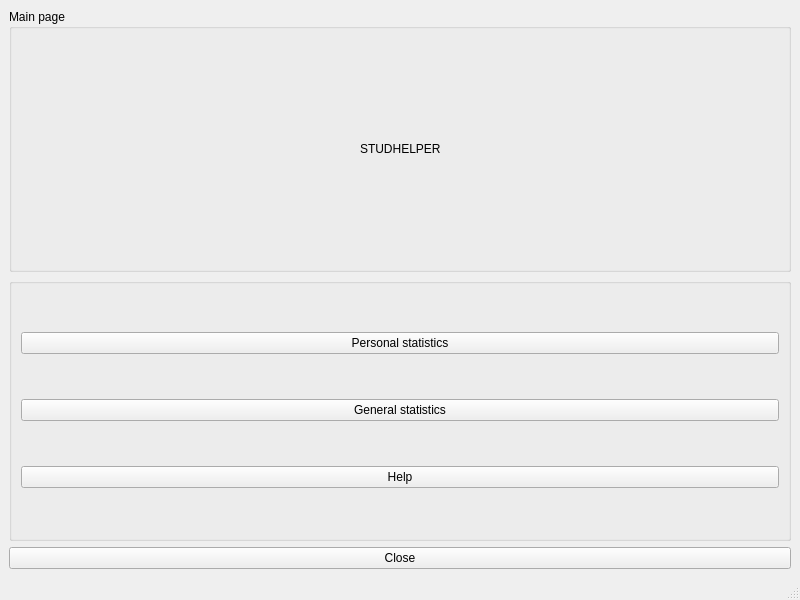
Old version of the form untitled52/mainwindow.ui in the repository 0schweps0/studhelper.
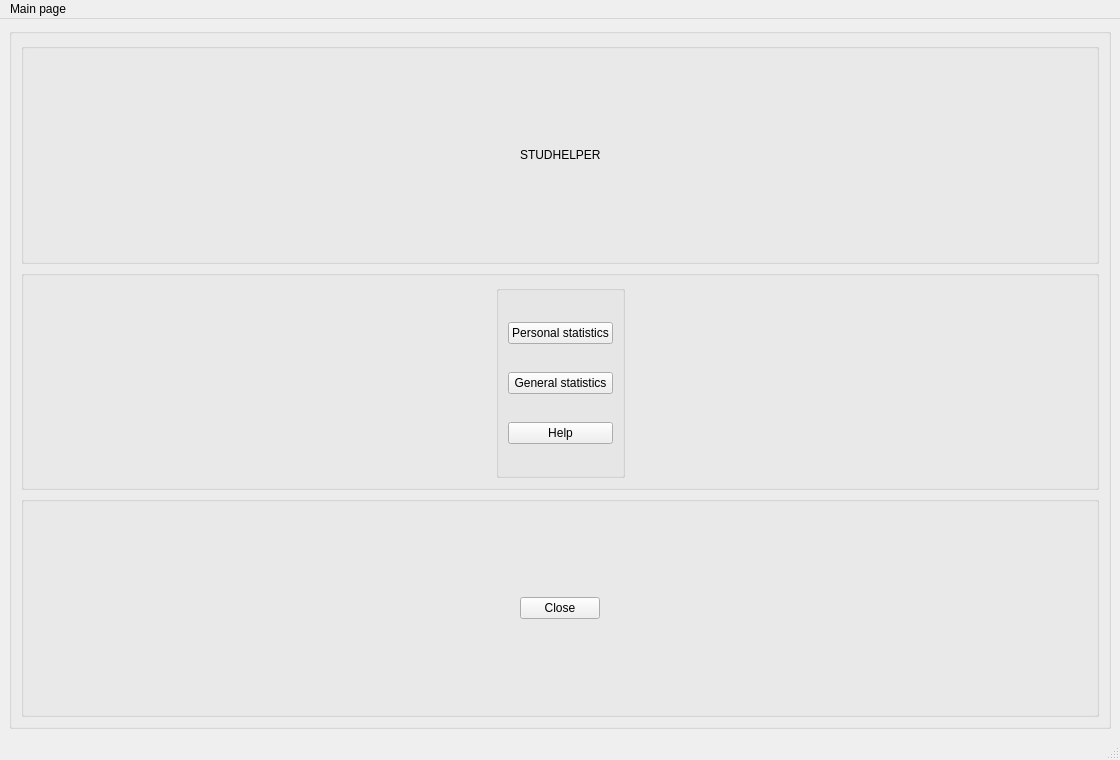
New version of the form.

Commit message: main page other///

```diff
--- a/untitled52/mainwindow.ui
+++ b/untitled52/mainwindow.ui
@@ -6,19 +6,25 @@
    <rect>
     <x>0</x>
     <y>0</y>
-    <width>800</width>
-    <height>600</height>
+    <width>1120</width>
+    <height>760</height>
    </rect>
   </property>
   <property name="windowTitle">
    <string>MainWindow</string>
   </property>
   <widget class="QWidget" name="centralwidget">
-   <layout class="QVBoxLayout" name="verticalLayout_3">
+   <layout class="QHBoxLayout" name="horizontalLayout_4">
+    <item>
+     <widget class="QGroupBox" name="groupBox_4">
+      <property name="title">
+       <string/>
+      </property>
+      <layout class="QVBoxLayout" name="verticalLayout">
     <item>
      <widget class="QGroupBox" name="groupBox_2">
       <property name="title">
-       <string>Мain page</string>
+          <string/>
       </property>
       <layout class="QHBoxLayout" name="horizontalLayout">
        <item>
@@ -62,6 +68,25 @@
       <property name="title">
        <string/>
       </property>
+         <layout class="QHBoxLayout" name="horizontalLayout_2">
+          <item>
+           <spacer name="horizontalSpacer_5">
+            <property name="orientation">
+             <enum>Qt::Orientation::Horizontal</enum>
+            </property>
+            <property name="sizeHint" stdset="0">
+             <size>
+              <width>456</width>
+              <height>20</height>
+             </size>
+            </property>
+           </spacer>
+          </item>
+          <item>
+           <widget class="QGroupBox" name="groupBox_5">
+            <property name="title">
+             <string/>
+            </property>
       <layout class="QVBoxLayout" name="verticalLayout_2">
        <item>
         <widget class="QPushButton" name="window_data_b">
@@ -88,12 +113,66 @@
      </widget>
     </item>
     <item>
+           <spacer name="horizontalSpacer_6">
+            <property name="orientation">
+             <enum>Qt::Orientation::Horizontal</enum>
+            </property>
+            <property name="sizeHint" stdset="0">
+             <size>
+              <width>455</width>
+              <height>20</height>
+             </size>
+            </property>
+           </spacer>
+          </item>
+         </layout>
+        </widget>
+       </item>
+       <item>
+        <widget class="QGroupBox" name="groupBox_3">
+         <property name="title">
+          <string/>
+         </property>
+         <layout class="QHBoxLayout" name="horizontalLayout_3">
+          <item>
+           <spacer name="horizontalSpacer_3">
+            <property name="orientation">
+             <enum>Qt::Orientation::Horizontal</enum>
+            </property>
+            <property name="sizeHint" stdset="0">
+             <size>
+              <width>478</width>
+              <height>20</height>
+             </size>
+            </property>
+           </spacer>
+          </item>
+          <item>
      <widget class="QPushButton" name="pushButton">
       <property name="text">
        <string>Close</string>
       </property>
      </widget>
     </item>
+          <item>
+           <spacer name="horizontalSpacer_4">
+            <property name="orientation">
+             <enum>Qt::Orientation::Horizontal</enum>
+            </property>
+            <property name="sizeHint" stdset="0">
+             <size>
+              <width>478</width>
+              <height>20</height>
+             </size>
+            </property>
+           </spacer>
+          </item>
+         </layout>
+        </widget>
+       </item>
+      </layout>
+     </widget>
+    </item>
    </layout>
   </widget>
   <widget class="QMenuBar" name="menubar">
@@ -101,10 +180,16 @@
     <rect>
      <x>0</x>
      <y>0</y>
-     <width>800</width>
-     <height>25</height>
+     <width>1120</width>
+     <height>21</height>
     </rect>
    </property>
+   <widget class="QMenu" name="menu_ain_page">
+    <property name="title">
+     <string>Мain page</string>
+    </property>
+   </widget>
+   <addaction name="menu_ain_page"/>
   </widget>
   <widget class="QStatusBar" name="statusbar"/>
  </widget>
```
Lines whose indentation alone changed are shown as unchanged. The commit also changes 43 other files.
